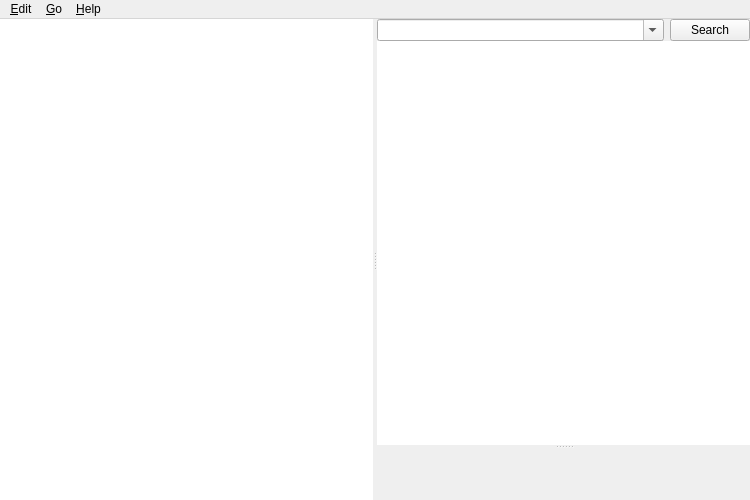
Old version of the form designer/browser.ui in the repository ankitects/anki.
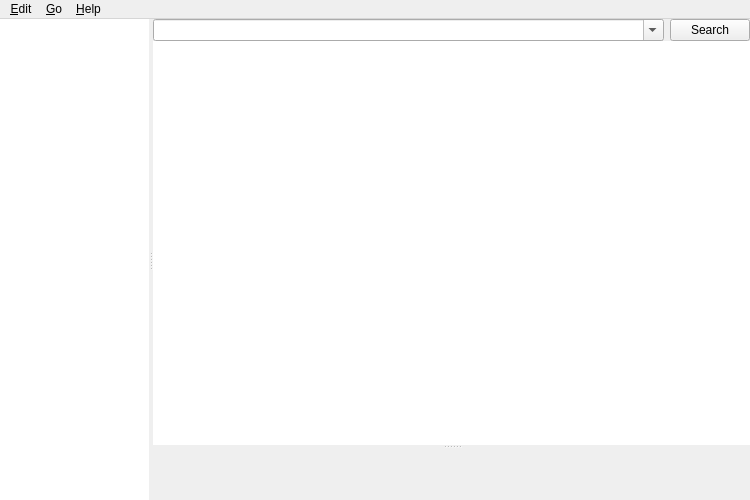
New version of the form. Icons and pictures are not drawn.

Commit message: fix default split in browser

The edit to the form file:
```diff
--- a/designer/browser.ui
+++ b/designer/browser.ui
@@ -58,7 +58,7 @@
       <widget class="QSplitter" name="splitter">
        <property name="sizePolicy">
         <sizepolicy hsizetype="Preferred" vsizetype="Expanding">
-         <horstretch>1</horstretch>
+         <horstretch>4</horstretch>
          <verstretch>0</verstretch>
         </sizepolicy>
        </property>
@@ -107,7 +107,7 @@
             <widget class="QComboBox" name="searchEdit">
              <property name="sizePolicy">
               <sizepolicy hsizetype="Expanding" vsizetype="Fixed">
-               <horstretch>0</horstretch>
+               <horstretch>9</horstretch>
                <verstretch>0</verstretch>
               </sizepolicy>
              </property>
@@ -125,7 +125,7 @@
           <widget class="QTableView" name="tableView">
            <property name="sizePolicy">
             <sizepolicy hsizetype="Expanding" vsizetype="Expanding">
-             <horstretch>0</horstretch>
+             <horstretch>9</horstretch>
              <verstretch>1</verstretch>
             </sizepolicy>
            </property>
```
